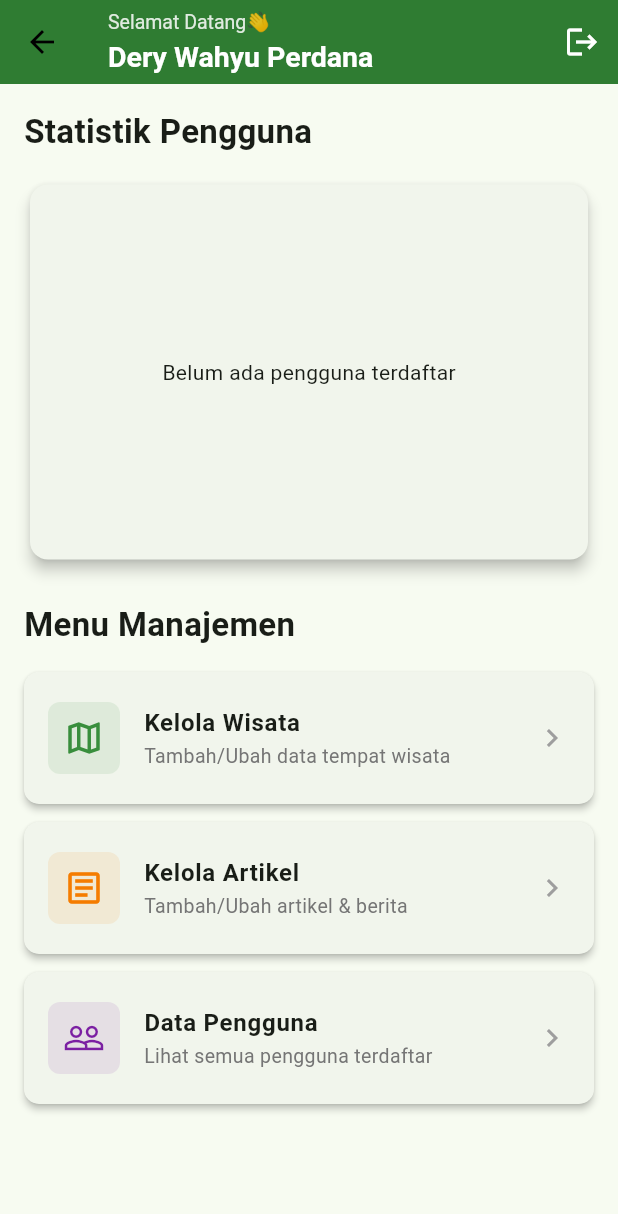
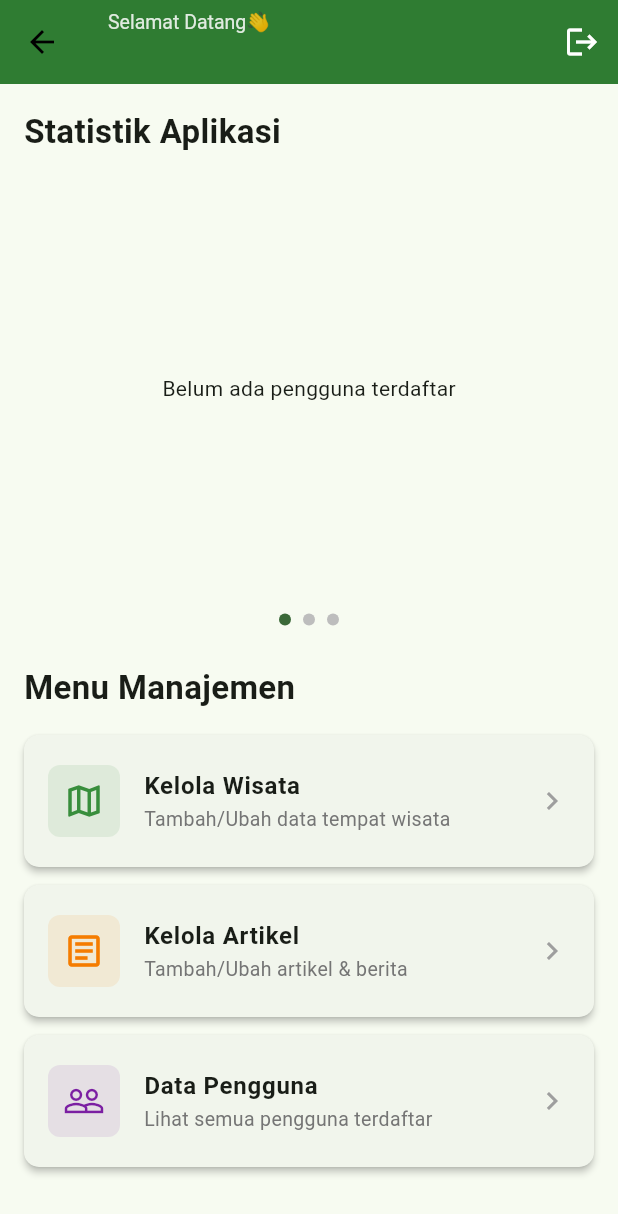
Before and after one commit to DeryWahyu/SIP_Yogyakarta, a Flutter app: the DashboardPage screen opened by its route, on a phone screen of 412 x 824 dp. Shown: the top 1214 px of the screen. Run offline on Flutter 3.47's test engine with Material 3 defaults, Android fonts, the phone set to English and light mode, and no system bars; our stand-ins replace carousel_slider, cloud_firestore, firebase_auth, firebase_core, fl_chart, image_picker; missing offline and left inert: cloudinary_public; accounts and stored records are empty.

Commit message:
penambahan grafik wisata dan artikel

```diff
--- a/lib/screen/dashboard_page.dart
+++ b/lib/screen/dashboard_page.dart
@@ -3,121 +3,40 @@ import 'package:flutter/material.dart';
 import 'package:provider/provider.dart';
 import '../provider/auth_provider.dart';
 import 'login_page.dart';
+import 'package:fl_chart/fl_chart.dart';
+import 'package:cloud_firestore/cloud_firestore.dart';
+import 'package:firebase_auth/firebase_auth.dart' as fb_auth;
 
 // --- IMPOR BARU ---
-import 'package:fl_chart/fl_chart.dart'; // Untuk grafik
-import 'package:cloud_firestore/cloud_firestore.dart'; // Untuk ambil data users
+import '../widgets/wisata_count_chart.dart'; // Impor widget baru
+import '../widgets/artikel_count_chart.dart'; // Impor widget baru
+// --- AKHIR IMPOR BARU ---
 
-class DashboardPage extends StatelessWidget {
+
+// --- UBAH MENJADI STATEFULWIDGET ---
+class DashboardPage extends StatefulWidget {
   const DashboardPage({super.key});
 
   @override
-  Widget build(BuildContext context) {
-    final authProvider = Provider.of<AuthProvider>(context, listen: false);
-
-    return Scaffold(
-      appBar: AppBar(
-      title: Column(
-        crossAxisAlignment: CrossAxisAlignment.start,
-        children: [
-        Text(
-          'Selamat Datang👋',
-          style: TextStyle(
-          fontSize: 13,
-          fontWeight: FontWeight.w400,
-          color: Colors.white.withOpacity(0.85),
-          ),
-        ),
-        const SizedBox(height: 2),
-        const Text(
-          'Dery Wahyu Perdana',
-          style: TextStyle(
-          fontSize: 19,
-          fontWeight: FontWeight.bold,
-          color: Colors.white,
-          ),
-        ),
-        ],
-      ),
-      backgroundColor: Colors.green.shade800,
-      actions: [
-        IconButton(
-          icon: const Icon(Icons.logout, color: Colors.white),
-          tooltip: 'Logout',
-          onPressed: () {
-        authProvider.signOut();
-        Navigator.of(context).pushAndRemoveUntil(
-          MaterialPageRoute(builder: (ctx) => LoginPage()),
-          (route) => false,
-        );
-          },
-        ),
-      ],
-      ),
-      // --- UI BARU: Menggunakan ListView ---
-      body: ListView(
-        padding: const EdgeInsets.all(16.0),
-        children: [
-          // --- BAGIAN GRAFIK ---
-          const Text(
-            'Statistik Pengguna',
-            style: TextStyle(fontSize: 22, fontWeight: FontWeight.bold),
-          ),
-          const SizedBox(height: 16),
-          // Widget Card untuk membungkus grafik
-          Card(
-            elevation: 4,
-            shape: RoundedRectangleBorder(borderRadius: BorderRadius.circular(12)),
-            child: SizedBox(
-              height: 250, // Beri ketinggian pada area grafik
-              child: UserRolePieChart(), // Panggil widget grafik kita
-            ),
-          ),
-
-          const SizedBox(height: 24),
-
-          // --- BAGIAN MENU ---
-          Text(
-            'Menu Manajemen',
-            style: TextStyle(fontSize: 22, fontWeight: FontWeight.bold),
-          ),
-          const SizedBox(height: 16),
-
-          // Tombol 1: Kelola Tempat Wisata (UI Baru)
-          _buildMenuListItem(
-            context: context,
-            icon: Icons.map_outlined,
-            title: 'Kelola Wisata',
-            subtitle: 'Tambah/Ubah data tempat wisata',
-            color: Colors.green.shade700,
-            routeName: '/admin-wisata',
-          ),
-
-          // Tombol 2: Kelola Artikel (UI Baru)
-          _buildMenuListItem(
-            context: context,
-            icon: Icons.article_outlined,
-            title: 'Kelola Artikel',
-            subtitle: 'Tambah/Ubah artikel & berita',
-            color: Colors.orange.shade700,
-            routeName: '/admin-artikel',
-          ),
-
-          // Tombol 3: Kelola Pengguna (UI Baru)
-          _buildMenuListItem(
-            context: context,
-            icon: Icons.people_outline,
-            title: 'Data Pengguna',
-            subtitle: 'Lihat semua pengguna terdaftar',
-            color: Colors.purple.shade700,
-            routeName: '/admin-pengguna',
-          ),
-        ],
-      ),
-    );
+  State<DashboardPage> createState() => _DashboardPageState();
 }
 
-  // --- WIDGET HELPER BARU: untuk menu ---
+class _DashboardPageState extends State<DashboardPage> { // <-- Tambah State
+  // --- STATE BARU ---
+  final PageController _pageController = PageController(); // Controller untuk PageView
+  int _currentPageIndex = 0; // Untuk melacak halaman aktif (dots indicator)
+  // --- AKHIR STATE BARU ---
+
+
+  // --- Daftar widget grafik ---
+  final List<Widget> _chartWidgets = [
+    const UserRolePieChart(),   // Grafik 1: Statistik Pengguna
+    const WisataCountChart(), // Grafik 2: Jumlah Wisata
+    const ArtikelCountChart(), // Grafik 3: Jumlah Artikel
+  ];
+
+
+  // --- Pindahkan _buildMenuListItem ke sini ---
     Widget _buildMenuListItem({
     required BuildContext context,
     required IconData icon,
@@ -126,6 +45,7 @@ class DashboardPage extends StatelessWidget {
     required Color color,
     required String routeName,
   }) {
+    // ... (Kode fungsi ini TIDAK BERUBAH) ...
      return Card(
       elevation: 2.0,
       margin: const EdgeInsets.only(bottom: 12.0),
@@ -155,36 +75,193 @@ class DashboardPage extends StatelessWidget {
       ),
     );
   }
+
+  // --- Widget helper untuk dots indicator ---
+  Widget _buildPageIndicator() {
+    return Row(
+      mainAxisAlignment: MainAxisAlignment.center,
+      children: List.generate(_chartWidgets.length, (index) {
+        return Container(
+          width: 8.0,
+          height: 8.0,
+          margin: const EdgeInsets.symmetric(vertical: 10.0, horizontal: 4.0),
+          decoration: BoxDecoration(
+            shape: BoxShape.circle,
+            color: _currentPageIndex == index
+                ? Theme.of(context).primaryColor // Warna dot aktif
+                : Colors.grey.shade400,          // Warna dot tidak aktif
+          ),
+        );
+      }),
+    );
+  }
+
+
+  @override
+  Widget build(BuildContext context) {
+    final authProvider = Provider.of<AuthProvider>(context, listen: false);
+
+    // Ambil nama user dari Firestore (lebih akurat)
+    final fb_auth.User? currentUser = fb_auth.FirebaseAuth.instance.currentUser;
+    String userName = 'Admin'; // Default name
+
+    return Scaffold(
+      appBar: AppBar(
+        // --- Ambil nama dari Firestore ---
+        title: StreamBuilder<DocumentSnapshot>(
+          stream: currentUser != null
+              ? FirebaseFirestore.instance.collection('users').doc(currentUser.uid).snapshots()
+              : null, // Jangan stream jika user null
+          builder: (context, snapshot) {
+            if (snapshot.hasData && snapshot.data!.exists) {
+              final userData = snapshot.data!.data() as Map<String, dynamic>;
+              userName = userData['nama'] ?? 'Admin'; // Update nama
+            }
+            // Tampilkan UI AppBar setelah nama didapat (atau default)
+            return Column(
+              crossAxisAlignment: CrossAxisAlignment.start,
+              children: [
+                Text(
+                  'Selamat Datang👋',
+                  style: TextStyle(
+                    fontSize: 13,
+                    fontWeight: FontWeight.w400,
+                    color: Colors.white.withOpacity(0.85),
+                  ),
+                ),
+                const SizedBox(height: 2),
+                Text(
+                  userName, // Tampilkan nama dinamis
+                  style: const TextStyle(
+                    fontSize: 19,
+                    fontWeight: FontWeight.bold,
+                    color: Colors.white,
+                  ),
+                ),
+              ],
+            );
+          }
+        ),
+        // --- Akhir pengambilan nama ---
+        backgroundColor: Colors.green.shade800,
+        actions: [
+          IconButton(
+            icon: const Icon(Icons.logout, color: Colors.white),
+            tooltip: 'Logout',
+            onPressed: () {
+              authProvider.signOut();
+              Navigator.of(context).pushAndRemoveUntil(
+                MaterialPageRoute(builder: (ctx) => LoginPage()),
+                (route) => false,
+              );
+            },
+          ),
+        ],
+      ),
+      body: ListView(
+        padding: const EdgeInsets.all(16.0),
+        children: [
+          // --- BAGIAN GRAFIK (Diganti PageView) ---
+          const Text(
+            'Statistik Aplikasi', // Judul diubah
+            style: TextStyle(fontSize: 22, fontWeight: FontWeight.bold),
+          ),
+          const SizedBox(height: 16),
+          // --- PAGEVIEW UNTUK GRAFIK ---
+          SizedBox(
+            height: 280, // Tinggi PageView (termasuk ruang untuk card)
+            child: PageView.builder(
+              controller: _pageController,
+              itemCount: _chartWidgets.length,
+              itemBuilder: (context, index) {
+                // Beri padding agar card tidak mepet
+                return Padding(
+                  padding: const EdgeInsets.symmetric(horizontal: 4.0),
+                  child: _chartWidgets[index],
+                );
+              },
+              onPageChanged: (index) {
+                // Update state saat halaman berganti
+                setState(() {
+                  _currentPageIndex = index;
+                });
+              },
+            ),
+          ),
+          // --- DOTS INDICATOR ---
+          _buildPageIndicator(),
+          // --- AKHIR BAGIAN GRAFIK ---
+
+          const SizedBox(height: 16), // Sesuaikan jarak
+
+          // --- BAGIAN MENU ---
+          const Text( // Pakai const jika bisa
+            'Menu Manajemen',
+            style: TextStyle(fontSize: 22, fontWeight: FontWeight.bold),
+          ),
+          const SizedBox(height: 16),
+
+          // Tombol-tombol menu (tidak berubah)
+          _buildMenuListItem(
+            context: context,
+            icon: Icons.map_outlined,
+            title: 'Kelola Wisata',
+            subtitle: 'Tambah/Ubah data tempat wisata',
+            color: Colors.green.shade700,
+            routeName: '/admin-wisata',
+          ),
+          _buildMenuListItem(
+            context: context,
+            icon: Icons.article_outlined,
+            title: 'Kelola Artikel',
+            subtitle: 'Tambah/Ubah artikel & berita',
+            color: Colors.orange.shade700,
+            routeName: '/admin-artikel',
+          ),
+          _buildMenuListItem(
+            context: context,
+            icon: Icons.people_outline,
+            title: 'Data Pengguna',
+            subtitle: 'Lihat semua pengguna terdaftar',
+            color: Colors.purple.shade700,
+            routeName: '/admin-pengguna',
+          ),
+        ],
+      ),
+    );
+  }
+
+    // --- PASTI KAN FUNGSI INI ADA ---
+   @override
+   void dispose() {
+     _pageController.dispose(); // Jangan lupa dispose controller
+     super.dispose();
+   }
 }
 
 
 // =========================================================================
-// --- WIDGET BARU UNTUK GRAFIK PIE CHART ---
+// --- WIDGET UserRolePieChart (TIDAK BERUBAH) ---
 // =========================================================================
-
 class UserRolePieChart extends StatelessWidget {
   const UserRolePieChart({super.key});
 
   @override
   Widget build(BuildContext context) {
-    // Gunakan StreamBuilder untuk mengambil data dari koleksi 'users'
+    // ... (Kode widget ini TIDAK BERUBAH, salin dari file lama Anda) ...
+    // ATAU GUNAKAN KODE INI LAGI
     return StreamBuilder<QuerySnapshot>(
       stream: FirebaseFirestore.instance.collection('users').snapshots(),
       builder: (context, snapshot) {
-        // Tampilkan loading jika data belum siap
         if (!snapshot.hasData || snapshot.connectionState == ConnectionState.waiting) {
           return const Center(child: CircularProgressIndicator());
         }
-
-        // Tampilkan error jika ada masalah
         if (snapshot.hasError) {
           return const Center(child: Text('Gagal memuat data grafik'));
         }
 
-        // --- Proses Data ---
         int adminCount = 0;
         int userCount = 0;
-
         for (var doc in snapshot.data!.docs) {
           final data = doc.data() as Map<String, dynamic>;
           if (data['role'] == 'admin') {
@@ -193,26 +270,25 @@ class UserRolePieChart extends StatelessWidget {
             userCount++;
           }
         }
-
         int totalUsers = adminCount + userCount;
         if (totalUsers == 0) {
            return const Center(child: Text('Belum ada pengguna terdaftar'));
         }
 
-        // --- Tampilkan Grafik ---
-        return Padding(
+        return Card( // <-- Bungkus dengan Card di sini
+           elevation: 4,
+           shape: RoundedRectangleBorder(borderRadius: BorderRadius.circular(12)),
+           child: Padding(
             padding: const EdgeInsets.all(16.0),
             child: Row(
               children: [
-              // --- PIE CHART ---
                 Expanded(
                   flex: 2,
                   child: PieChart(
                     PieChartData(
-                    sectionsSpace: 4, // Jarak antar bagian
-                    centerSpaceRadius: 40, // Lubang di tengah
+                      sectionsSpace: 4,
+                      centerSpaceRadius: 40,
                       sections: [
-                      // Data untuk Admin
                         PieChartSectionData(
                           value: adminCount.toDouble(),
                           title: '$adminCount',
@@ -220,7 +296,6 @@ class UserRolePieChart extends StatelessWidget {
                           radius: 50,
                           titleStyle: const TextStyle(fontSize: 14, fontWeight: FontWeight.bold, color: Colors.white),
                         ),
-                      // Data untuk User
                         PieChartSectionData(
                           value: userCount.toDouble(),
                           title: '$userCount',
@@ -232,15 +307,13 @@ class UserRolePieChart extends StatelessWidget {
                     ),
                   ),
                 ),
-
-              // --- LEGENDA (Keterangan) ---
                 Expanded(
                   flex: 1,
                   child: Column(
                     mainAxisAlignment: MainAxisAlignment.center,
                     crossAxisAlignment: CrossAxisAlignment.start,
                     children: [
-                    Text('Total: $totalUsers', style: const TextStyle(fontSize: 16, fontWeight: FontWeight.bold)),
+                      Text('Total Users: $totalUsers', style: const TextStyle(fontSize: 16, fontWeight: FontWeight.bold)),
                       const SizedBox(height: 16),
                       _buildLegendItem(Colors.blue.shade700, 'Admin'),
                       const SizedBox(height: 8),
@@ -250,13 +323,14 @@ class UserRolePieChart extends StatelessWidget {
                 ),
               ],
             ),
+           ),
         );
       },
     );
   }
 
-  // Widget helper untuk legenda
   Widget _buildLegendItem(Color color, String text) {
+    // ... (Kode helper ini tidak berubah) ...
      return Row(
       children: [
         Container(
```
Also changed, not shown: lib/widgets/artikel_count_chart.dart (added, +115 -0 lines), lib/widgets/wisata_count_chart.dart (added, +73 -0 lines). Lines whose indentation alone changed are shown as unchanged.
